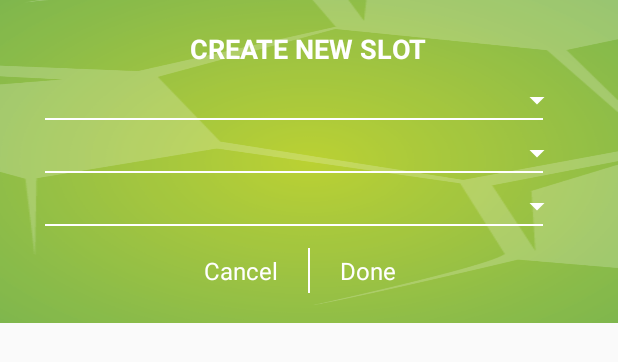
After one commit to imranbscs/LEFBB, an Android app: the layout custom_dialog_new_slot.xml on its own in the app's theme, with its tools: preview values and no code run, on a phone screen of 412 x 824 dp. The commit adds this screen. Shown: the top 362 px of the screen. Run offline under Robolectric (Android 15) with nearby library versions, the phone set to English and light mode, and no system bars.

Commit message:
Custom Dialog

```diff
--- a/LAEBProject/app/src/main/java/com/laeb/laebproject/ProfileActivity.java
+++ b/LAEBProject/app/src/main/java/com/laeb/laebproject/ProfileActivity.java
@@ -143,7 +143,6 @@ public class ProfileActivity extends AppCompatActivity {
             protected void onPostExecute(ArrayList<String> s) {
                 super.onPostExecute(s);
                 Spinner mySpinner = (Spinner) findViewById(R.id.ed_city);
-
 
                 SpinnerAdapter adap = new ArrayAdapter<String>(ProfileActivity.this, R.layout.spinner_item, worldlist);
 
--- /dev/null
+++ b/LAEBProject/app/src/main/res/layout/custom_dialog_new_slot.xml
@@ -0,0 +1,121 @@
+<?xml version="1.0" encoding="utf-8"?>
+<LinearLayout
+    xmlns:android="http://schemas.android.com/apk/res/android"
+    android:orientation="vertical"
+    android:layout_width="match_parent"
+    android:background="@drawable/bg"
+    android:layout_height="215dp">
+
+    <TextView
+        android:layout_width="wrap_content"
+        android:layout_height="wrap_content"
+        android:text="CREATE NEW SLOT"
+        android:textSize="18sp"
+        android:textColor="@color/white"
+        android:layout_marginTop="20dp"
+        android:layout_gravity="center"
+        android:textStyle="bold" />
+
+    <LinearLayout
+        android:layout_width="match_parent"
+        android:layout_height="wrap_content"
+        android:layout_marginRight="30dp"
+        android:layout_marginTop="10dp"
+        android:layout_marginLeft="30dp"
+        android:orientation="vertical">
+        <RelativeLayout
+            android:layout_width="match_parent"
+            android:layout_height="30dp">
+            <Spinner
+                android:id="@+id/chose1"
+                android:layout_width="match_parent"
+                android:layout_height="wrap_content"
+                android:backgroundTint="@color/white"
+                android:spinnerMode="dropdown" />
+
+            <RelativeLayout
+                android:layout_width="match_parent"
+                android:layout_height="1dp"
+                android:layout_below="@+id/chose1"
+                android:layout_marginRight="20dp"
+                android:background="@color/white"/>
+        </RelativeLayout>
+
+
+        <RelativeLayout
+            android:layout_width="match_parent"
+            android:layout_height="30dp"
+            android:layout_marginTop="5dp">
+            <Spinner
+                android:id="@+id/chose2"
+                android:layout_width="match_parent"
+                android:layout_height="wrap_content"
+                android:backgroundTint="@color/white"
+                android:spinnerMode="dropdown" />
+            <RelativeLayout
+                android:layout_width="match_parent"
+                android:layout_height="1dp"
+                android:layout_below="@+id/chose2"
+                android:layout_marginRight="20dp"
+                android:background="@color/white"/>
+        </RelativeLayout>
+        <RelativeLayout
+            android:layout_width="match_parent"
+            android:layout_height="30dp"
+            android:layout_marginTop="5dp">
+            <Spinner
+                android:id="@+id/rate"
+                android:layout_width="match_parent"
+                android:layout_height="wrap_content"
+                android:backgroundTint="@color/white"
+                android:spinnerMode="dropdown" />
+            <RelativeLayout
+                android:layout_width="match_parent"
+                android:layout_height="1dp"
+                android:layout_below="@+id/rate"
+                android:layout_marginRight="20dp"
+                android:background="@color/white"/>
+        </RelativeLayout>
+    </LinearLayout>
+
+    <LinearLayout
+        android:layout_width="match_parent"
+        android:layout_height="50dp"
+        android:layout_marginRight="30dp"
+        android:layout_marginLeft="30dp"
+        android:orientation="horizontal"
+        android:gravity="center">
+
+        <TextView
+            android:text="Cancel"
+            android:layout_weight="1"
+            android:layout_width="0dp"
+            android:layout_height="wrap_content"
+            android:layout_marginRight="20dp"
+            android:id="@+id/loginText"
+            android:textSize="16sp"
+            android:textColor="@color/white"
+            android:gravity="right"
+            android:textStyle="normal" />
+
+        <RelativeLayout
+            android:layout_width="1dp"
+            android:layout_height="match_parent"
+            android:layout_marginTop="10dp"
+            android:layout_marginBottom="10dp"
+            android:background="@color/white"/>
+
+        <TextView
+            android:text="Done"
+            android:layout_width="0dp"
+            android:layout_height="wrap_content"
+            android:layout_marginLeft="20dp"
+            android:textColor="@color/white"
+            android:textSize="16sp"
+            android:layout_weight="1"
+            android:id="@+id/regText"
+            android:textStyle="normal" />
+
+    </LinearLayout>
+
+</LinearLayout>
--- a/LAEBProject/app/src/main/res/layout/fragment_create_field.xml
+++ b/LAEBProject/app/src/main/res/layout/fragment_create_field.xml
@@ -12,52 +12,53 @@
         android:fillViewport="true">
 
         <LinearLayout
-        android:orientation="vertical"
             android:layout_width="match_parent"
+            android:layout_height="match_parent"
+            android:layout_marginLeft="40dp"
             android:layout_marginRight="40dp"
             android:layout_marginTop="30dp"
-        android:layout_marginLeft="40dp"
-        android:layout_height="match_parent">
+            android:orientation="vertical">
 
             <RelativeLayout
                 android:layout_width="match_parent"
                 android:layout_height="140dp">
+
                 <ImageView
+                    android:id="@+id/picture"
                     android:layout_width="match_parent"
                     android:layout_height="match_parent"
                     android:scaleType="centerCrop"
-                android:id="@+id/picture"
-                android:src="@drawable/pic_ground"/>
+                    android:src="@drawable/pic_ground" />
 
                 <ImageView
+                    android:id="@+id/delete"
                     android:layout_width="40dp"
                     android:layout_height="40dp"
                     android:layout_alignParentBottom="true"
                     android:layout_alignParentRight="true"
-                android:id="@+id/delete"
-                android:src="@drawable/delete"/>
+                    android:src="@drawable/delete" />
 
                 <ImageView
+                    android:id="@+id/addImage"
                     android:layout_width="40dp"
                     android:layout_height="40dp"
-                android:id="@+id/addImage"
                     android:layout_alignParentBottom="true"
                     android:layout_toLeftOf="@+id/delete"
-                android:src="@drawable/plus_square"/>
+                    android:src="@drawable/plus_square" />
 
             </RelativeLayout>
 
             <LinearLayout
+                android:layout_width="match_parent"
+                android:layout_height="20dp"
+                android:gravity="center"
                 android:orientation="vertical"
-            android:layout_width="match_parent"
-            android:gravity="center"
-            android:padding="2dp"
-            android:layout_height="20dp">
+                android:padding="2dp">
 
                 <ImageView
                     android:layout_width="wrap_content"
                     android:layout_height="wrap_content"
-                android:src="@drawable/dotfilled"/>
+                    android:src="@drawable/dotfilled" />
 
             </LinearLayout>
 
@@ -65,21 +66,23 @@
                 android:layout_width="match_parent"
                 android:layout_height="wrap_content"
                 android:orientation="vertical">
+
                 <EditText
                     android:id="@+id/ed_name"
                     android:layout_width="match_parent"
                     android:layout_height="40dp"
+                    android:layout_marginTop="5dp"
+                    android:background="#00000000"
                     android:ems="10"
-                android:textColorHint="@color/textColorHint"
                     android:gravity="center"
-                android:background="#00000000"
                     android:hint="Field name"
-                android:layout_marginTop="5dp"
-                android:inputType="text" />
+                    android:inputType="text"
+                    android:textColorHint="@color/textColorHint" />
+
                 <RelativeLayout
                     android:layout_width="match_parent"
                     android:layout_height="1dp"
-                android:background="@color/white"/>
+                    android:background="@color/white" />
             </LinearLayout>
 
             <LinearLayout
@@ -87,63 +90,70 @@
                 android:layout_height="wrap_content"
                 android:layout_marginTop="10dp"
                 android:orientation="vertical">
+
                 <RelativeLayout
                     android:layout_width="match_parent"
                     android:layout_height="30dp">
+
                     <Spinner
                         android:id="@+id/spinner1"
                         android:layout_width="match_parent"
                         android:layout_height="match_parent"
+                        android:backgroundTint="@color/white"
                         android:popupBackground="@color/colorPrimaryDark"
-                    android:backgroundTint="@color/white"
                         android:spinnerMode="dropdown" />
                 </RelativeLayout>
+
                 <RelativeLayout
                     android:layout_width="match_parent"
                     android:layout_height="1dp"
-                android:background="@color/white"/>
+                    android:background="@color/white" />
             </LinearLayout>
 
             <LinearLayout
                 android:layout_width="match_parent"
                 android:layout_height="wrap_content"
                 android:orientation="vertical">
+
                 <EditText
                     android:id="@+id/ed__district"
                     android:layout_width="match_parent"
                     android:layout_height="40dp"
+                    android:layout_marginTop="5dp"
+                    android:background="#00000000"
                     android:ems="10"
-                android:textColorHint="@color/textColorHint"
                     android:gravity="center"
-                android:background="#00000000"
                     android:hint="District"
-                android:layout_marginTop="5dp"
-                android:inputType="text" />
+                    android:inputType="text"
+                    android:textColorHint="@color/textColorHint" />
+
                 <RelativeLayout
                     android:layout_width="match_parent"
                     android:layout_height="1dp"
-                android:background="@color/white"/>
+                    android:background="@color/white" />
             </LinearLayout>
 
             <LinearLayout
                 android:layout_width="match_parent"
                 android:layout_height="wrap_content"
                 android:orientation="vertical">
+
                 <EditText
                     android:id="@+id/field_size"
                     android:layout_width="match_parent"
                     android:layout_height="40dp"
+                    android:layout_marginTop="5dp"
+                    android:background="#00000000"
                     android:ems="10"
-                android:textColorHint="@color/textColorHint"
                     android:gravity="center"
-                android:background="#00000000"
                     android:hint="Field Size"
-                android:layout_marginTop="5dp"
-                android:inputType="text" />
+                    android:inputType="text"
+                    android:textColorHint="@color/textColorHint" />
+
                 <RelativeLayout
                     android:layout_width="match_parent"
                     android:layout_height="1dp"
-                android:background="@color/white"/>
+                    android:background="@color/white" />
             </LinearLayout>
 
             <LinearLayout
@@ -151,21 +161,24 @@
                 android:layout_height="wrap_content"
                 android:layout_marginTop="10dp"
                 android:orientation="vertical">
+
                 <RelativeLayout
                     android:layout_width="match_parent"
                     android:layout_height="30dp">
+
                     <Spinner
                         android:id="@+id/accamodations"
                         android:layout_width="match_parent"
                         android:layout_height="match_parent"
+                        android:backgroundTint="@color/white"
                         android:popupBackground="@color/colorPrimaryDark"
-                    android:backgroundTint="@color/white"
                         android:spinnerMode="dropdown" />
                 </RelativeLayout>
+
                 <RelativeLayout
                     android:layout_width="match_parent"
                     android:layout_height="1dp"
-                android:background="@color/white"/>
+                    android:background="@color/white" />
             </LinearLayout>
 
             <LinearLayout
@@ -189,9 +202,11 @@
                 android:layout_height="wrap_content"
                 android:layout_marginTop="10dp"
                 android:orientation="vertical">
+
                 <RelativeLayout
                     android:layout_width="match_parent"
                     android:layout_height="30dp">
+
                     <TextView
                         android:id="@+id/grass_pitch"
                         android:layout_width="match_parent"
@@ -205,14 +220,15 @@
                         android:id="@+id/imgGrass"
                         android:layout_width="20dp"
                         android:layout_height="20dp"
-                    android:src="@drawable/tick"
+                        android:layout_alignParentRight="true"
                         android:layout_centerVertical="true"
-                    android:layout_alignParentRight="true"/>
+                        android:src="@drawable/tick" />
                 </RelativeLayout>
+
                 <RelativeLayout
                     android:layout_width="match_parent"
                     android:layout_height="1dp"
-                android:background="@color/white"/>
+                    android:background="@color/white" />
             </LinearLayout>
 
             <LinearLayout
@@ -220,9 +236,11 @@
                 android:layout_height="wrap_content"
                 android:layout_marginTop="10dp"
                 android:orientation="vertical">
+
                 <RelativeLayout
                     android:layout_width="match_parent"
                     android:layout_height="30dp">
+
                     <TextView
                         android:id="@+id/clay_pitch"
                         android:layout_width="match_parent"
@@ -236,9 +254,9 @@
                         android:id="@+id/imgClay"
                         android:layout_width="20dp"
                         android:layout_height="20dp"
-                    android:src="@drawable/tick"
+                        android:layout_alignParentRight="true"
                         android:layout_centerVertical="true"
-                    android:layout_alignParentRight="true"/>
+                        android:src="@drawable/tick" />
                 </RelativeLayout>
                 <!--<RelativeLayout-->
                 <!--android:layout_width="match_parent"-->
@@ -247,14 +265,15 @@
             </LinearLayout>
 
             <LinearLayout
+                android:id="@+id/nextBtn"
                 android:layout_width="match_parent"
                 android:layout_height="40dp"
+                android:layout_marginBottom="30dp"
+                android:layout_marginTop="20dp"
+                android:background="@color/darkTransparentBg"
                 android:gravity="center"
-            android:background="@color/darkTransparentBg"
-            android:layout_marginTop="20dp"
-            android:id="@+id/nextBtn"
-            android:layout_marginBottom="30dp"
                 android:orientation="vertical">
+
                 <TextView
                     android:layout_width="wrap_content"
                     android:layout_height="wrap_content"
```
Lines whose indentation alone changed are shown as unchanged.
